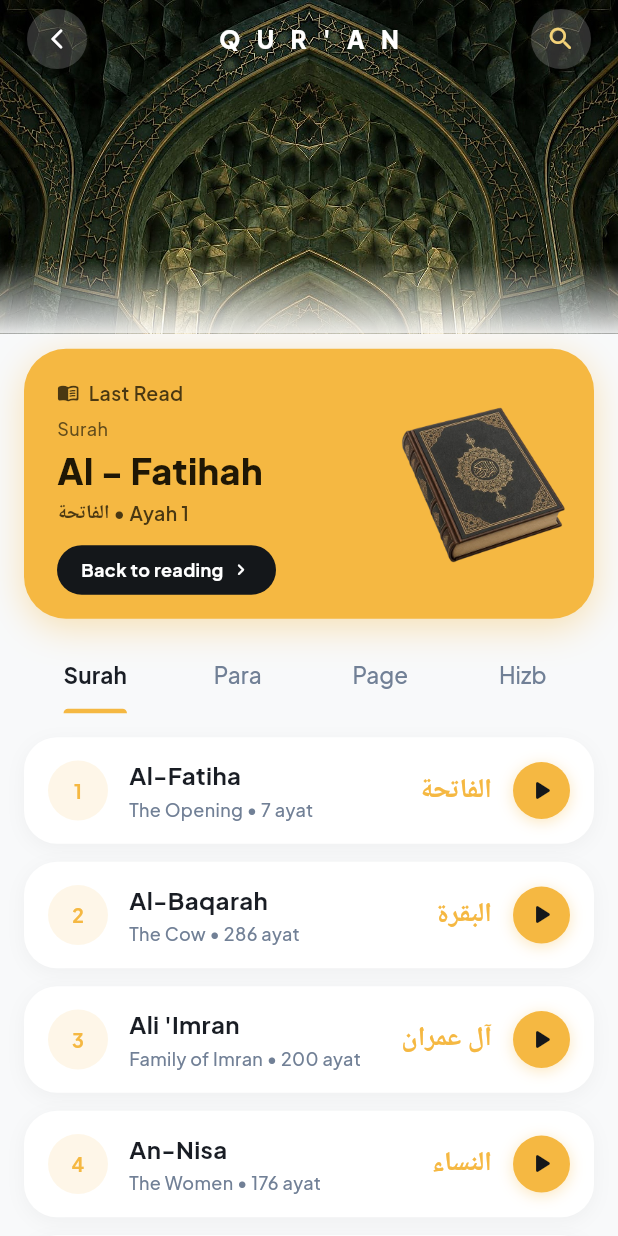
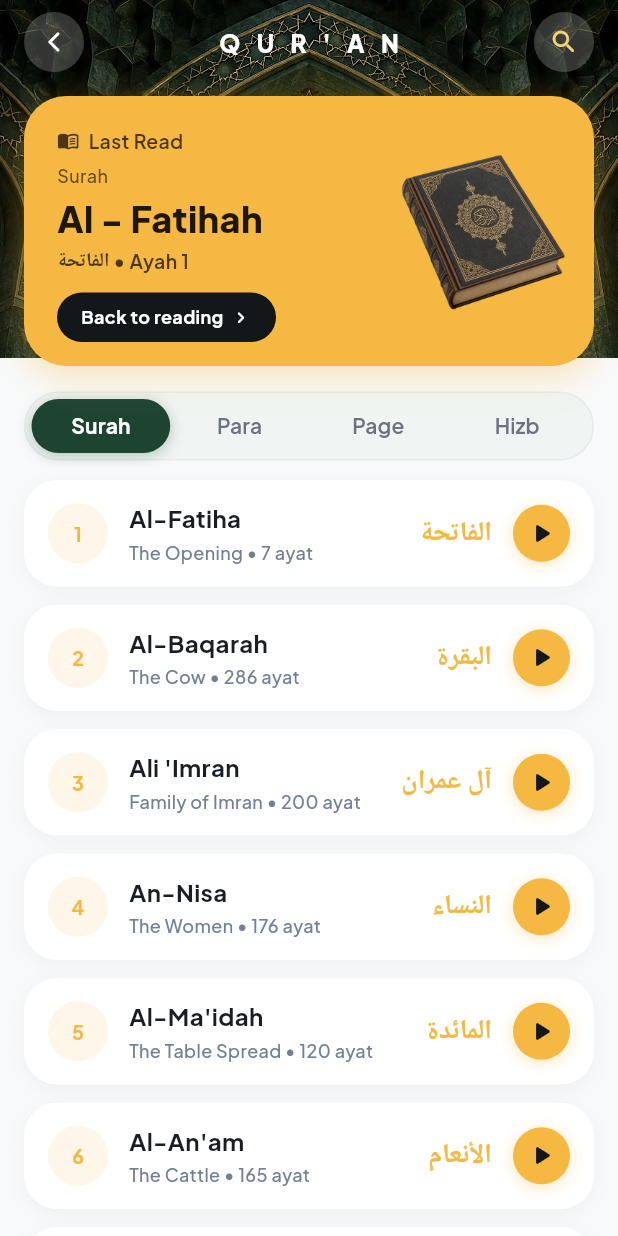
Before and after one commit to piustech1/my-quran, a Flutter app: the screen it shows after launch, item 2 of the bottom bar chosen, on a phone screen of 412 x 824 dp. Run offline on Flutter 3.47's test engine with Material 3 defaults, Android fonts, the phone set to English and light mode, and no system bars; our stand-ins replace google_fonts, just_audio, shared_preferences; Roboto replaces fonts that are missing (Amiri).

Commit message:
feat(ui): liquid glass UI, collapsible Mufta header, resume ayah & modern tabs v1.8.1

```diff
--- a/lib/screens/quran_library_screen.dart
+++ b/lib/screens/quran_library_screen.dart
@@ -61,10 +61,10 @@ class _QuranLibraryScreenState extends State<QuranLibraryScreen>
     });
   }
 
-  void _openReader(SurahMeta surah) {
+  void _openReader(SurahMeta surah, {int? initialAyah}) {
     Navigator.of(context).push(
       MaterialPageRoute(
-        builder: (_) => ReaderScreen(surah: surah),
+        builder: (_) => ReaderScreen(surah: surah, initialAyah: initialAyah),
       ),
     ).then((_) => _loadLastRead());
   }
@@ -91,16 +91,102 @@ class _QuranLibraryScreenState extends State<QuranLibraryScreen>
       orElse: () => kAllSurahs.first,
     );
 
+    final screenWidth = MediaQuery.of(context).size.width;
+    final topPadding = MediaQuery.of(context).padding.top;
+    final muftaHeight = screenWidth * 0.58 + topPadding;
+
     return Scaffold(
       backgroundColor: bg,
-      body: Column(
-        crossAxisAlignment: CrossAxisAlignment.stretch,
+      body: Stack(
         children: [
-          // AI-Generated Islamic Mufta Dome Header (HD 4K texture, no outlines)
-          MuftaHeader(
-            child: Row(
+          // 1. Mufta Backdrop at the top — full crisp curves ending naturally with NO gradient fade
+          Positioned(
+            top: 0,
+            left: 0,
+            right: 0,
+            child: SizedBox(
+              height: muftaHeight,
+              child: Image.asset(
+                'assets/new_mufta.jpg',
+                fit: BoxFit.cover,
+                alignment: Alignment.topCenter,
+                filterQuality: FilterQuality.high,
+              ),
+            ),
+          ),
+
+          // 2. Main Collapsible Scroll Body: Last Read card scrolls up reducing Mufta dome size
+          Positioned.fill(
+            child: NestedScrollView(
+              headerSliverBuilder: (BuildContext context, bool innerBoxIsScrolled) {
+                return [
+                  // Pinned Top Bar (Back button, QUR'AN / Search field, Search button)
+                  SliverAppBar(
+                    pinned: true,
+                    floating: false,
+                    elevation: 0,
+                    toolbarHeight: 56,
+                    automaticallyImplyLeading: false,
+                    backgroundColor: innerBoxIsScrolled
+                        ? (isDark ? AppColors.darkBackground : AppColors.lightBackground).withOpacity(0.96)
+                        : Colors.transparent,
+                    title: _buildTopBarRow(context, isDark),
+                  ),
+
+                  // Golden "Last Read" Card — scrolls up smoothly when user scrolls Surahs
+                  SliverToBoxAdapter(
+                    child: Padding(
+                      padding: const EdgeInsets.fromLTRB(16, 8, 16, 12),
+                      child: _buildLastReadCard(lastReadMeta, lastReadSurahName, lastReadAyah),
+                    ),
+                  ),
+
+                  // Modern Islamic Segmented Capsule TabBar — pins smoothly under the top bar
+                  SliverPersistentHeader(
+                    pinned: true,
+                    delegate: _ModernTabBarDelegate(
+                      height: 56.0,
+                      backgroundColor: bg,
+                      child: _buildModernTabBar(isDark, textPrimary, textSecondary),
+                    ),
+                  ),
+                ];
+              },
+              body: TabBarView(
+                controller: _tabController,
                 children: [
-                // Circular Back Button (no outline)
+                  // Tab 1: Surah List (with rounded cards, gold play buttons, and ayat count)
+                  _buildSurahListView(textPrimary, textSecondary, isDark),
+
+                  // Tab 2: Para (Juz) List
+                  _buildParaListView(textPrimary, textSecondary, isDark),
+
+                  // Tab 3: Page List (Medina Mushaf 604 standard pages)
+                  _buildPageListView(textPrimary, textSecondary, isDark),
+
+                  // Tab 4: Hizb List (60 Hizbs)
+                  _buildHizbListView(textPrimary, textSecondary, isDark),
+                ],
+              ),
+            ),
+          ),
+
+          // 3. Floating Audio Player at bottom if recitation is active
+          const Positioned(
+            left: 0,
+            right: 0,
+            bottom: 0,
+            child: AudioPlayerBar(totalVerses: 114),
+          ),
+        ],
+      ),
+    );
+  }
+
+  Widget _buildTopBarRow(BuildContext context, bool isDark) {
+    return Row(
+      children: [
+        // Circular Back Button
         GestureDetector(
           onTap: () => Navigator.of(context).pop(),
           child: Container(
@@ -108,7 +194,7 @@ class _QuranLibraryScreenState extends State<QuranLibraryScreen>
             height: 40,
             decoration: BoxDecoration(
               shape: BoxShape.circle,
-                      color: Colors.white.withOpacity(0.18),
+              color: Colors.white.withOpacity(0.20),
             ),
             alignment: Alignment.center,
             child: const Icon(Icons.arrow_back_ios_new_rounded, size: 16, color: Colors.white),
@@ -149,7 +235,7 @@ class _QuranLibraryScreenState extends State<QuranLibraryScreen>
         ),
         const SizedBox(width: 12),
 
-                // Search Toggle Button (no outline)
+        // Search Toggle Button
         GestureDetector(
           onTap: () {
             setState(() {
@@ -165,7 +251,7 @@ class _QuranLibraryScreenState extends State<QuranLibraryScreen>
             height: 40,
             decoration: BoxDecoration(
               shape: BoxShape.circle,
-                      color: Colors.white.withOpacity(0.18),
+              color: Colors.white.withOpacity(0.20),
             ),
             alignment: Alignment.center,
             child: Icon(
@@ -176,20 +262,11 @@ class _QuranLibraryScreenState extends State<QuranLibraryScreen>
           ),
         ),
       ],
-            ),
-          ),
+    );
+  }
 
-          // Main Library Body
-          Expanded(
-            child: Stack(
-              children: [
-                Column(
-                  crossAxisAlignment: CrossAxisAlignment.stretch,
-                  children: [
-                    // 1. Golden "Last Read" Card
-                    Padding(
-                      padding: const EdgeInsets.fromLTRB(16, 10, 16, 14),
-                      child: Container(
+  Widget _buildLastReadCard(SurahMeta lastReadMeta, String lastReadSurahName, int lastReadAyah) {
+    return Container(
       height: 180,
       padding: const EdgeInsets.fromLTRB(22, 20, 14, 18),
       decoration: BoxDecoration(
@@ -260,9 +337,9 @@ class _QuranLibraryScreenState extends State<QuranLibraryScreen>
                 ),
                 const SizedBox(height: 12),
 
-                            // Pill button: "Back to reading >"
+                // Pill button: "Back to reading >" (Takes user directly back to where they stopped)
                 GestureDetector(
-                              onTap: () => _openReader(lastReadMeta),
+                  onTap: () => _openReader(lastReadMeta, initialAyah: lastReadAyah),
                   child: Container(
                     padding: const EdgeInsets.symmetric(horizontal: 16, vertical: 8),
                     decoration: BoxDecoration(
@@ -305,70 +382,51 @@ class _QuranLibraryScreenState extends State<QuranLibraryScreen>
           ),
         ],
       ),
+    );
+  }
+
+  Widget _buildModernTabBar(bool isDark, Color textPrimary, Color textSecondary) {
+    return Container(
+      height: 46,
+      margin: const EdgeInsets.symmetric(horizontal: 16, vertical: 5),
+      padding: const EdgeInsets.all(4),
+      decoration: BoxDecoration(
+        color: isDark ? const Color(0xFF1E2220) : const Color(0xFFF0F4F2),
+        borderRadius: BorderRadius.circular(24),
+        border: Border.all(
+          color: isDark ? Colors.white.withOpacity(0.06) : Colors.black.withOpacity(0.04),
         ),
       ),
-
-              // 2. Category Tabs: Surah | Para | Page | Hizb (matching Image 1)
-              Padding(
-                padding: const EdgeInsets.symmetric(horizontal: 16),
       child: TabBar(
         controller: _tabController,
         dividerColor: Colors.transparent,
-                  indicatorColor: AppColors.accentGold,
-                  indicatorWeight: 3.0,
-                  indicatorSize: TabBarIndicatorSize.label,
-                  labelColor: textPrimary,
-                  unselectedLabelColor: textSecondary,
+        indicatorSize: TabBarIndicatorSize.tab,
+        indicator: BoxDecoration(
+          color: isDark ? AppColors.accentGold : const Color(0xFF1C4431),
+          borderRadius: BorderRadius.circular(20),
+          boxShadow: [
+            BoxShadow(
+              color: (isDark ? AppColors.accentGold : const Color(0xFF1C4431)).withOpacity(0.28),
+              blurRadius: 8,
+              offset: const Offset(0, 2),
+            ),
+          ],
+        ),
+        labelColor: Colors.white,
+        unselectedLabelColor: isDark ? Colors.white60 : const Color(0xFF6B7280),
         labelStyle: GoogleFonts.plusJakartaSans(
-                    fontWeight: FontWeight.bold,
-                    fontSize: 15,
+          fontWeight: FontWeight.w700,
+          fontSize: 14,
         ),
         unselectedLabelStyle: GoogleFonts.plusJakartaSans(
-                    fontWeight: FontWeight.w500,
-                    fontSize: 15,
+          fontWeight: FontWeight.w600,
+          fontSize: 14,
         ),
         tabs: const [
           Tab(text: 'Surah'),
           Tab(text: 'Para'),
           Tab(text: 'Page'),
           Tab(text: 'Hizb'),
-                  ],
-                ),
-              ),
-              const SizedBox(height: 8),
-
-              // 3. Tab Views
-              Expanded(
-                child: TabBarView(
-                  controller: _tabController,
-                  children: [
-                    // Tab 1: Surah List (with rounded cards, gold play buttons, and ayat count)
-                    _buildSurahListView(textPrimary, textSecondary, isDark),
-
-                    // Tab 2: Para (Juz) List
-                    _buildParaListView(textPrimary, textSecondary, isDark),
-
-                    // Tab 3: Page List (Medina Mushaf 604 standard pages)
-                    _buildPageListView(textPrimary, textSecondary, isDark),
-
-                    // Tab 4: Hizb List (60 Hizbs)
-                    _buildHizbListView(textPrimary, textSecondary, isDark),
-                  ],
-                ),
-              ),
-            ],
-          ),
-
-          // Floating Audio Player at bottom if recitation is active
-          const Positioned(
-            left: 0,
-            right: 0,
-            bottom: 0,
-            child: AudioPlayerBar(totalVerses: 114),
-          ),
-        ],
-      ),
-    ),
         ],
       ),
     );
@@ -694,3 +752,37 @@ class _QuranLibraryScreenState extends State<QuranLibraryScreen>
     );
   }
 }
+
+class _ModernTabBarDelegate extends SliverPersistentHeaderDelegate {
+  final Widget child;
+  final double height;
+  final Color backgroundColor;
+
+  _ModernTabBarDelegate({
+    required this.child,
+    this.height = 56.0,
+    required this.backgroundColor,
+  });
+
+  @override
+  double get minExtent => height;
+
+  @override
+  double get maxExtent => height;
+
+  @override
+  Widget build(BuildContext context, double shrinkOffset, bool overlapsContent) {
+    return Container(
+      color: backgroundColor,
+      alignment: Alignment.center,
+      child: child,
+    );
+  }
+
+  @override
+  bool shouldRebuild(covariant _ModernTabBarDelegate oldDelegate) {
+    return oldDelegate.child != child ||
+        oldDelegate.height != height ||
+        oldDelegate.backgroundColor != backgroundColor;
+  }
+}
--- a/lib/widgets/mufta_header.dart
+++ b/lib/widgets/mufta_header.dart
@@ -55,27 +55,6 @@ class MuftaHeader extends StatelessWidget {
             ),
           ),
 
-          // 2. Subtle soft bottom fade blending gracefully into screen background
-          Positioned(
-            left: 0,
-            right: 0,
-            bottom: 0,
-            height: 48,
-            child: IgnorePointer(
-              child: Container(
-                decoration: BoxDecoration(
-                  gradient: LinearGradient(
-                    begin: Alignment.topCenter,
-                    end: Alignment.bottomCenter,
-                    colors: [
-                      fadeColor.withOpacity(0.0),
-                      fadeColor.withOpacity(0.92),
-                    ],
-                  ),
-                ),
-              ),
-            ),
-          ),
 
           // 3. Foreground Controls (Floating glassmorphic top bar)
           Positioned(
--- a/pubspec.yaml
+++ b/pubspec.yaml
@@ -16,7 +16,7 @@ publish_to: 'none' # Remove this line if you wish to publish to pub.dev
 # https://developer.apple.com/library/archive/documentation/General/Reference/InfoPlistKeyReference/Articles/CoreFoundationKeys.html
 # In Windows, build-name is used as the major, minor, and patch parts
 # of the product and file versions while build-number is used as the build suffix.
-version: 1.8.0+12
+version: 1.8.1+13
 
 environment:
   sdk: ^3.5.4
```
Also changed, not shown: lib/screens/home_dashboard_screen.dart (+94 -103 lines), lib/screens/reader_screen.dart (+31 -9 lines), lib/widgets/page_turn_view.dart (+29 -3 lines), 1 other file. Lines whose indentation alone changed are shown as unchanged.
